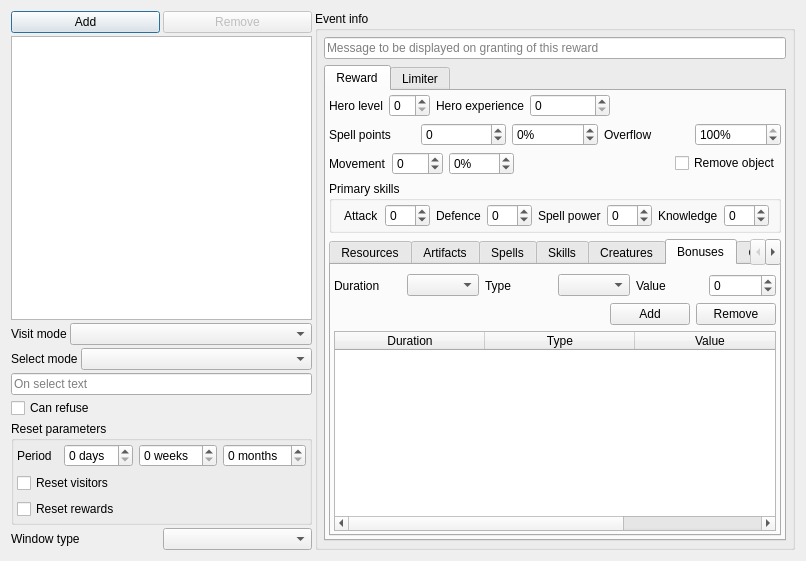
First picture: the form in mapeditor/inspector/rewardswidget.ui, repository vcmi/vcmi, before the edit.
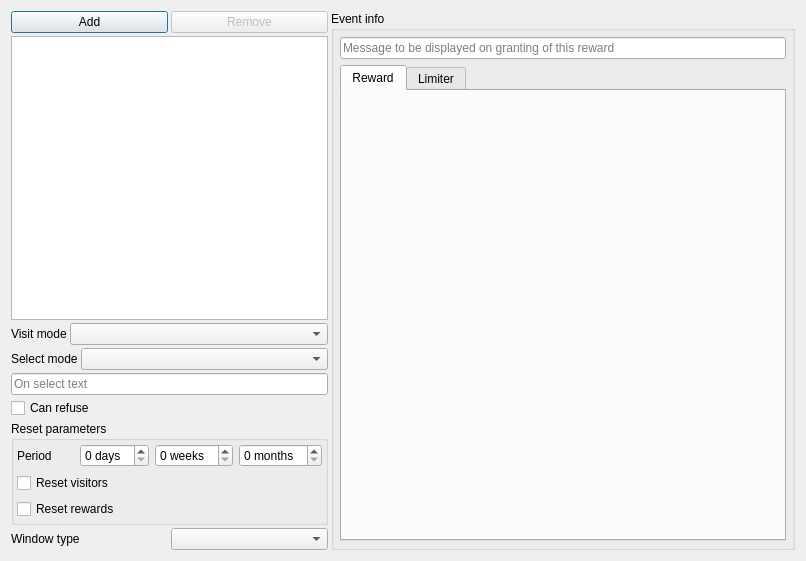
Second picture: the form after the edit. The open tabs and pages were chosen to show the change.

The edit to the form file:
```diff
--- a/mapeditor/inspector/rewardswidget.ui
+++ b/mapeditor/inspector/rewardswidget.ui
@@ -261,721 +261,7 @@
            <number>3</number>
           </property>
           <item>
-           <layout class="QHBoxLayout" name="horizontalLayout_23">
-            <item>
-             <widget class="QLabel" name="label_19">
-              <property name="text">
-               <string>Hero level</string>
-              </property>
-             </widget>
-            </item>
-            <item>
-             <widget class="QSpinBox" name="rHeroLevel">
-              <property name="minimumSize">
-               <size>
-                <width>40</width>
-                <height>0</height>
-               </size>
-              </property>
-             </widget>
-            </item>
-            <item>
-             <widget class="QLabel" name="label_20">
-              <property name="text">
-               <string>Hero experience</string>
-              </property>
-             </widget>
-            </item>
-            <item>
-             <widget class="QSpinBox" name="rHeroExperience">
-              <property name="minimumSize">
-               <size>
-                <width>80</width>
-                <height>0</height>
-               </size>
-              </property>
-              <property name="maximum">
-               <number>100000</number>
-              </property>
-              <property name="singleStep">
-               <number>100</number>
-              </property>
-             </widget>
-            </item>
-            <item>
-             <spacer name="horizontalSpacer_4">
-              <property name="orientation">
-               <enum>Qt::Horizontal</enum>
-              </property>
-              <property name="sizeHint" stdset="0">
-               <size>
-                <width>40</width>
-                <height>20</height>
-               </size>
-              </property>
-             </spacer>
-            </item>
-           </layout>
-          </item>
-          <item>
-           <layout class="QHBoxLayout" name="horizontalLayout_16">
-            <item>
-             <widget class="QLabel" name="label_14">
-              <property name="text">
-               <string>Spell points</string>
-              </property>
-             </widget>
-            </item>
-            <item>
-             <widget class="QSpinBox" name="rManaDiff">
-              <property name="minimumSize">
-               <size>
-                <width>60</width>
-                <height>0</height>
-               </size>
-              </property>
-              <property name="minimum">
-               <number>-999</number>
-              </property>
-              <property name="maximum">
-               <number>999</number>
-              </property>
-             </widget>
-            </item>
-            <item>
-             <widget class="QSpinBox" name="rManaPercentage">
-              <property name="suffix">
-               <string>%</string>
-              </property>
-              <property name="minimum">
-               <number>-100</number>
-              </property>
-              <property name="maximum">
-               <number>1000</number>
-              </property>
-             </widget>
-            </item>
-            <item>
-             <widget class="QLabel" name="label_21">
-              <property name="text">
-               <string>Overflow</string>
-              </property>
-             </widget>
-            </item>
-            <item>
-             <widget class="QSpinBox" name="rOverflowFactor">
-              <property name="suffix">
-               <string>%</string>
-              </property>
-              <property name="maximum">
-               <number>100</number>
-              </property>
-              <property name="value">
-               <number>100</number>
-              </property>
-             </widget>
-            </item>
-           </layout>
-          </item>
-          <item>
-           <layout class="QHBoxLayout" name="horizontalLayout_24">
-            <item>
-             <widget class="QLabel" name="label_22">
-              <property name="text">
-               <string>Movement</string>
-              </property>
-             </widget>
-            </item>
-            <item>
-             <widget class="QSpinBox" name="rMovePoints">
-              <property name="minimum">
-               <number>-999</number>
-              </property>
-              <property name="maximum">
-               <number>999</number>
-              </property>
-             </widget>
-            </item>
-            <item>
-             <widget class="QSpinBox" name="rMovePercentage">
-              <property name="suffix">
-               <string>%</string>
-              </property>
-              <property name="minimum">
-               <number>-100</number>
-              </property>
-              <property name="maximum">
-               <number>1000</number>
-              </property>
-             </widget>
-            </item>
-            <item>
-             <spacer name="horizontalSpacer_5">
-              <property name="orientation">
-               <enum>Qt::Horizontal</enum>
-              </property>
-              <property name="sizeHint" stdset="0">
-               <size>
-                <width>40</width>
-                <height>20</height>
-               </size>
-              </property>
-             </spacer>
-            </item>
-            <item>
-             <widget class="QCheckBox" name="removeObject">
-              <property name="text">
-               <string>Remove object</string>
-              </property>
-             </widget>
-            </item>
-           </layout>
-          </item>
-          <item>
-           <widget class="QGroupBox" name="groupBox_4">
-            <property name="title">
-             <string>Primary skills</string>
-            </property>
-            <layout class="QHBoxLayout" name="horizontalLayout_17">
-             <property name="leftMargin">
-              <number>12</number>
-             </property>
-             <property name="topMargin">
-              <number>3</number>
-             </property>
-             <property name="bottomMargin">
-              <number>3</number>
-             </property>
-             <item>
-              <widget class="QLabel" name="label_15">
-               <property name="text">
-                <string>Attack</string>
-               </property>
-              </widget>
-             </item>
-             <item>
-              <widget class="QSpinBox" name="rAttack">
-               <property name="minimum">
-                <number>-99</number>
-               </property>
-              </widget>
-             </item>
-             <item>
-              <widget class="QLabel" name="label_16">
-               <property name="text">
-                <string>Defence</string>
-               </property>
-              </widget>
-             </item>
-             <item>
-              <widget class="QSpinBox" name="rDefence">
-               <property name="minimum">
-                <number>-99</number>
-               </property>
-              </widget>
-             </item>
-             <item>
-              <widget class="QLabel" name="label_17">
-               <property name="text">
-                <string>Spell power</string>
-               </property>
-              </widget>
-             </item>
-             <item>
-              <widget class="QSpinBox" name="rPower">
-               <property name="minimum">
-                <number>-99</number>
-               </property>
-              </widget>
-             </item>
-             <item>
-              <widget class="QLabel" name="label_18">
-               <property name="text">
-                <string>Knowledge</string>
-               </property>
-              </widget>
-             </item>
-             <item>
-              <widget class="QSpinBox" name="rKnowledge">
-               <property name="minimum">
-                <number>-99</number>
-               </property>
-              </widget>
-             </item>
-            </layout>
-           </widget>
-          </item>
-          <item>
-           <widget class="QTabWidget" name="tabWidget_3">
-            <property name="currentIndex">
-             <number>0</number>
-            </property>
-            <property name="elideMode">
-             <enum>Qt::ElideNone</enum>
-            </property>
-            <property name="usesScrollButtons">
-             <bool>true</bool>
-            </property>
-            <property name="tabBarAutoHide">
-             <bool>true</bool>
-            </property>
-            <widget class="QWidget" name="tab_8">
-             <attribute name="title">
-              <string>Resources</string>
-             </attribute>
-             <layout class="QHBoxLayout" name="horizontalLayout_18">
-              <property name="leftMargin">
-               <number>3</number>
-              </property>
-              <property name="topMargin">
-               <number>3</number>
-              </property>
-              <property name="rightMargin">
-               <number>3</number>
-              </property>
-              <property name="bottomMargin">
-               <number>3</number>
-              </property>
-              <item>
-               <widget class="QTableWidget" name="rResources">
-                <property name="editTriggers">
-                 <set>QAbstractItemView::NoEditTriggers</set>
-                </property>
-                <property name="selectionMode">
-                 <enum>QAbstractItemView::NoSelection</enum>
-                </property>
-                <property name="columnCount">
-                 <number>2</number>
-                </property>
-                <attribute name="horizontalHeaderVisible">
-                 <bool>false</bool>
-                </attribute>
-                <attribute name="horizontalHeaderDefaultSectionSize">
-                 <number>180</number>
-                </attribute>
-                <attribute name="horizontalHeaderStretchLastSection">
-                 <bool>true</bool>
-                </attribute>
-                <attribute name="verticalHeaderVisible">
-                 <bool>false</bool>
-                </attribute>
-                <attribute name="verticalHeaderDefaultSectionSize">
-                 <number>24</number>
-                </attribute>
-                <column/>
-                <column/>
-               </widget>
-              </item>
-             </layout>
-            </widget>
-            <widget class="QWidget" name="tab_9">
-             <attribute name="title">
-              <string>Artifacts</string>
-             </attribute>
-             <layout class="QHBoxLayout" name="horizontalLayout_19">
-              <property name="leftMargin">
-               <number>3</number>
-              </property>
-              <property name="topMargin">
-               <number>3</number>
-              </property>
-              <property name="rightMargin">
-               <number>3</number>
-              </property>
-              <property name="bottomMargin">
-               <number>3</number>
-              </property>
-              <item>
-               <widget class="QListWidget" name="rArtifacts">
-                <property name="editTriggers">
-                 <set>QAbstractItemView::NoEditTriggers</set>
-                </property>
-                <property name="selectionMode">
-                 <enum>QAbstractItemView::NoSelection</enum>
-                </property>
-                <property name="isWrapping" stdset="0">
-                 <bool>true</bool>
-                </property>
-               </widget>
-              </item>
-             </layout>
-            </widget>
-            <widget class="QWidget" name="tab_10">
-             <attribute name="title">
-              <string>Spells</string>
-             </attribute>
-             <layout class="QHBoxLayout" name="horizontalLayout_20">
-              <property name="leftMargin">
-               <number>3</number>
-              </property>
-              <property name="topMargin">
-               <number>3</number>
-              </property>
-              <property name="rightMargin">
-               <number>3</number>
-              </property>
-              <property name="bottomMargin">
-               <number>3</number>
-              </property>
-              <item>
-               <widget class="QListWidget" name="rSpells">
-                <property name="editTriggers">
-                 <set>QAbstractItemView::NoEditTriggers</set>
-                </property>
-                <property name="selectionMode">
-                 <enum>QAbstractItemView::NoSelection</enum>
-                </property>
-                <property name="isWrapping" stdset="0">
-                 <bool>true</bool>
-                </property>
-               </widget>
-              </item>
-             </layout>
-            </widget>
-            <widget class="QWidget" name="tab_11">
-             <attribute name="title">
-              <string>Skills</string>
-             </attribute>
-             <layout class="QHBoxLayout" name="horizontalLayout_21">
-              <property name="leftMargin">
-               <number>3</number>
-              </property>
-              <property name="topMargin">
-               <number>3</number>
-              </property>
-              <property name="rightMargin">
-               <number>3</number>
-              </property>
-              <property name="bottomMargin">
-               <number>3</number>
-              </property>
-              <item>
-               <widget class="QTableWidget" name="rSkills">
-                <property name="columnCount">
-                 <number>2</number>
-                </property>
-                <attribute name="horizontalHeaderVisible">
-                 <bool>false</bool>
-                </attribute>
-                <attribute name="horizontalHeaderDefaultSectionSize">
-                 <number>180</number>
-                </attribute>
-                <attribute name="verticalHeaderVisible">
-                 <bool>false</bool>
-                </attribute>
-                <attribute name="verticalHeaderDefaultSectionSize">
-                 <number>24</number>
-                </attribute>
-                <column/>
-                <column/>
-               </widget>
-              </item>
-             </layout>
-            </widget>
-            <widget class="QWidget" name="tab_12">
-             <attribute name="title">
-              <string>Creatures</string>
-             </attribute>
-             <layout class="QVBoxLayout" name="verticalLayout_6">
-              <property name="spacing">
-               <number>0</number>
-              </property>
-              <property name="leftMargin">
-               <number>3</number>
-              </property>
-              <property name="topMargin">
-               <number>3</number>
-              </property>
-              <property name="rightMargin">
-               <number>3</number>
-              </property>
-              <property name="bottomMargin">
-               <number>3</number>
-              </property>
-              <item>
-               <layout class="QHBoxLayout" name="horizontalLayout_22">
-                <item>
-                 <widget class="QComboBox" name="rCreatureId">
-                  <property name="sizePolicy">
-                   <sizepolicy hsizetype="Expanding" vsizetype="Fixed">
-                    <horstretch>0</horstretch>
-                    <verstretch>0</verstretch>
-                   </sizepolicy>
-                  </property>
-                 </widget>
-                </item>
-                <item>
-                 <widget class="QSpinBox" name="rCreatureAmount">
-                  <property name="minimumSize">
-                   <size>
-                    <width>60</width>
-                    <height>0</height>
-                   </size>
-                  </property>
-                  <property name="maximum">
-                   <number>9999</number>
-                  </property>
-                  <property name="stepType">
-                   <enum>QAbstractSpinBox::AdaptiveDecimalStepType</enum>
-                  </property>
-                 </widget>
-                </item>
-                <item>
-                 <widget class="QPushButton" name="rCreatureAdd">
-                  <property name="text">
-                   <string>Add</string>
-                  </property>
-                 </widget>
-                </item>
-                <item>
-                 <widget class="QPushButton" name="rCreatureRemove">
-                  <property name="text">
-                   <string>Remove</string>
-                  </property>
-                 </widget>
-                </item>
-               </layout>
-              </item>
-              <item>
-               <widget class="QTableWidget" name="rCreatures">
-                <property name="editTriggers">
-                 <set>QAbstractItemView::NoEditTriggers</set>
-                </property>
-                <property name="selectionMode">
-                 <enum>QAbstractItemView::MultiSelection</enum>
-                </property>
-                <property name="selectionBehavior">
-                 <enum>QAbstractItemView::SelectRows</enum>
-                </property>
-                <property name="columnCount">
-                 <number>2</number>
-                </property>
-                <attribute name="horizontalHeaderVisible">
-                 <bool>false</bool>
-                </attribute>
-                <attribute name="horizontalHeaderDefaultSectionSize">
-                 <number>180</number>
-                </attribute>
-                <attribute name="verticalHeaderVisible">
-                 <bool>false</bool>
-                </attribute>
-                <column/>
-                <column/>
-               </widget>
-              </item>
-             </layout>
-            </widget>
-            <widget class="QWidget" name="tab_13">
-             <attribute name="title">
-              <string>Bonuses</string>
-             </attribute>
-             <layout class="QVBoxLayout" name="verticalLayout_9">
-              <property name="leftMargin">
-               <number>3</number>
-              </property>
-              <property name="rightMargin">
-               <number>3</number>
-              </property>
-              <property name="bottomMargin">
-               <number>3</number>
-              </property>
-              <item>
-               <layout class="QHBoxLayout" name="horizontalLayout_27">
-                <item>
-                 <widget class="QLabel" name="label_25">
-                  <property name="text">
-                   <string>Duration</string>
-                  </property>
-                 </widget>
-                </item>
-                <item>
-                 <widget class="QComboBox" name="bonusDuration"/>
-                </item>
-                <item>
-                 <widget class="QLabel" name="label_26">
-                  <property name="text">
-                   <string>Type</string>
-                  </property>
-                 </widget>
-                </item>
-                <item>
-                 <widget class="QComboBox" name="bonusType"/>
-                </item>
-                <item>
-                 <widget class="QLabel" name="label_27">
-                  <property name="text">
-                   <string>Value</string>
-                  </property>
-                 </widget>
-                </item>
-                <item>
-                 <widget class="QSpinBox" name="bonusValue">
-                  <property name="minimum">
-                   <number>-999</number>
-                  </property>
-                  <property name="maximum">
-                   <number>999</number>
-                  </property>
-                 </widget>
-                </item>
-               </layout>
-              </item>
-              <item>
-               <layout class="QHBoxLayout" name="horizontalLayout_28">
-                <item>
-                 <spacer name="horizontalSpacer_7">
-                  <property name="orientation">
-                   <enum>Qt::Horizontal</enum>
-                  </property>
-                  <property name="sizeHint" stdset="0">
-                   <size>
-                    <width>40</width>
-                    <height>20</height>
-                   </size>
-                  </property>
-                 </spacer>
-                </item>
-                <item>
-                 <widget class="QPushButton" name="bonusAdd">
-                  <property name="text">
-                   <string>Add</string>
-                  </property>
-                 </widget>
-                </item>
-                <item>
-                 <widget class="QPushButton" name="bonusRemove">
-                  <property name="text">
-                   <string>Remove</string>
-                  </property>
-                 </widget>
-                </item>
-               </layout>
-              </item>
-              <item>
-               <widget class="QTableWidget" name="bonuses">
-                <property name="editTriggers">
-                 <set>QAbstractItemView::NoEditTriggers</set>
-                </property>
-                <property name="selectionMode">
-                 <enum>QAbstractItemView::MultiSelection</enum>
-                </property>
-                <property name="selectionBehavior">
-                 <enum>QAbstractItemView::SelectRows</enum>
-                </property>
-                <attribute name="horizontalHeaderDefaultSectionSize">
-                 <number>150</number>
-                </attribute>
-                <attribute name="horizontalHeaderStretchLastSection">
-                 <bool>false</bool>
-                </attribute>
-                <attribute name="verticalHeaderVisible">
-                 <bool>false</bool>
-                </attribute>
-                <attribute name="verticalHeaderDefaultSectionSize">
-                 <number>24</number>
-                </attribute>
-                <column>
-                 <property name="text">
-                  <string>Duration</string>
-                 </property>
-                </column>
-                <column>
-                 <property name="text">
-                  <string>Type</string>
-                 </property>
-                </column>
-                <column>
-                 <property name="text">
-                  <string>Value</string>
-                 </property>
-                </column>
-               </widget>
-              </item>
-             </layout>
-            </widget>
-            <widget class="QWidget" name="tab_14">
-             <attribute name="title">
-              <string>Cast</string>
-             </attribute>
-             <layout class="QVBoxLayout" name="verticalLayout_8">
-              <item>
-               <widget class="QCheckBox" name="castSpellCheck">
-                <property name="text">
-                 <string>Cast an adventure map spell</string>
-                </property>
-               </widget>
-              </item>
-              <item>
-               <layout class="QHBoxLayout" name="horizontalLayout_25">
-                <item>
-                 <widget class="QLabel" name="label_23">
-                  <property name="text">
-                   <string>Spell</string>
-                  </property>
-                 </widget>
-                </item>
-                <item>
-                 <widget class="QComboBox" name="castSpell">
-                  <property name="sizePolicy">
-                   <sizepolicy hsizetype="Expanding" vsizetype="Fixed">
-                    <horstretch>0</horstretch>
-                    <verstretch>0</verstretch>
-                   </sizepolicy>
-                  </property>
-                 </widget>
-                </item>
-               </layout>
-              </item>
-              <item>
-               <layout class="QHBoxLayout" name="horizontalLayout_26">
-                <item>
-                 <widget class="QLabel" name="label_24">
-                  <property name="text">
-                   <string>Magic school level</string>
-                  </property>
-                 </widget>
-                </item>
-                <item>
-                 <widget class="QComboBox" name="castLevel">
-                  <property name="sizePolicy">
-                   <sizepolicy hsizetype="Expanding" vsizetype="Fixed">
-                    <horstretch>0</horstretch>
-                    <verstretch>0</verstretch>
-                   </sizepolicy>
-                  </property>
-                 </widget>
-                </item>
-                <item>
-                 <spacer name="horizontalSpacer_6">
-                  <property name="orientation">
-                   <enum>Qt::Horizontal</enum>
-                  </property>
-                  <property name="sizeHint" stdset="0">
-                   <size>
-                    <width>40</width>
-                    <height>20</height>
-                   </size>
-                  </property>
-                 </spacer>
-                </item>
-               </layout>
-              </item>
-              <item>
-               <spacer name="verticalSpacer">
-                <property name="orientation">
-                 <enum>Qt::Vertical</enum>
-                </property>
-                <property name="sizeHint" stdset="0">
-                 <size>
-                  <width>20</width>
-                  <height>40</height>
-                 </size>
-                </property>
-               </spacer>
-              </item>
-             </layout>
-            </widget>
-           </widget>
+           <layout class="QHBoxLayout" name="rewardLayout"/>
           </item>
          </layout>
         </widget>
```
